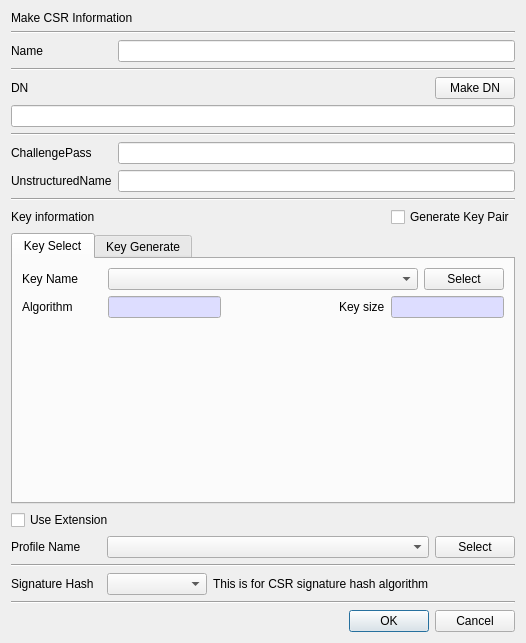
First picture: the form in CertMan/make_req_dlg.ui, repository jykim74/CertMan, before the edit.
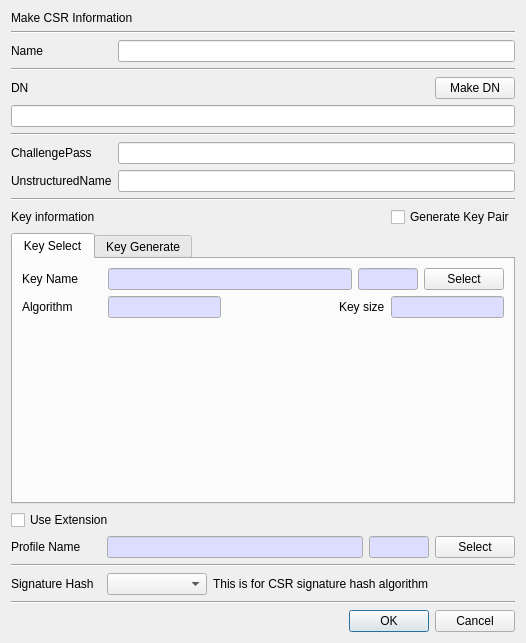
Second picture: the form after the edit.

Commit message: CAMan ProfileMan 지원

Patch:
```diff
--- a/CertMan/make_req_dlg.ui
+++ b/CertMan/make_req_dlg.ui
@@ -178,42 +178,112 @@
        </property>
        <item>
         <layout class="QGridLayout" name="gridLayout_5">
-         <item row="0" column="0">
-          <widget class="QLabel" name="label_3">
-           <property name="minimumSize">
-            <size>
-             <width>80</width>
-             <height>0</height>
-            </size>
-           </property>
-           <property name="maximumSize">
-            <size>
-             <width>80</width>
-             <height>16777215</height>
-            </size>
-           </property>
-           <property name="text">
-            <string>Key Name</string>
-           </property>
-          </widget>
-         </item>
-         <item row="0" column="1">
-          <widget class="QComboBox" name="mKeyNameCombo">
-           <property name="sizePolicy">
-            <sizepolicy hsizetype="Expanding" vsizetype="Fixed">
-             <horstretch>0</horstretch>
-             <verstretch>0</verstretch>
-            </sizepolicy>
-           </property>
-          </widget>
-         </item>
-         <item row="0" column="2">
+         <item row="0" column="3">
           <widget class="QPushButton" name="mSelectKeyPairBtn">
            <property name="text">
             <string>Select</string>
            </property>
           </widget>
          </item>
+         <item row="0" column="0">
+          <widget class="QLabel" name="label_3">
+           <property name="minimumSize">
+            <size>
+             <width>80</width>
+             <height>0</height>
+            </size>
+           </property>
+           <property name="maximumSize">
+            <size>
+             <width>80</width>
+             <height>16777215</height>
+            </size>
+           </property>
+           <property name="text">
+            <string>Key Name</string>
+           </property>
+          </widget>
+         </item>
+         <item row="0" column="1">
+          <widget class="QLineEdit" name="mKeyNameText">
+           <property name="palette">
+            <palette>
+             <active>
+              <colorrole role="Base">
+               <brush brushstyle="SolidPattern">
+                <color alpha="255">
+                 <red>221</red>
+                 <green>221</green>
+                 <blue>255</blue>
+                </color>
+               </brush>
+              </colorrole>
+             </active>
+             <inactive>
+              <colorrole role="Base">
+               <brush brushstyle="SolidPattern">
+                <color alpha="255">
+                 <red>221</red>
+                 <green>221</green>
+                 <blue>255</blue>
+                </color>
+               </brush>
+              </colorrole>
+             </inactive>
+             <disabled/>
+            </palette>
+           </property>
+           <property name="readOnly">
+            <bool>true</bool>
+           </property>
+          </widget>
+         </item>
+         <item row="0" column="2">
+          <widget class="QLineEdit" name="mKeyNumText">
+           <property name="minimumSize">
+            <size>
+             <width>60</width>
+             <height>0</height>
+            </size>
+           </property>
+           <property name="maximumSize">
+            <size>
+             <width>60</width>
+             <height>16777215</height>
+            </size>
+           </property>
+           <property name="palette">
+            <palette>
+             <active>
+              <colorrole role="Base">
+               <brush brushstyle="SolidPattern">
+                <color alpha="255">
+                 <red>221</red>
+                 <green>221</green>
+                 <blue>255</blue>
+                </color>
+               </brush>
+              </colorrole>
+             </active>
+             <inactive>
+              <colorrole role="Base">
+               <brush brushstyle="SolidPattern">
+                <color alpha="255">
+                 <red>221</red>
+                 <green>221</green>
+                 <blue>255</blue>
+                </color>
+               </brush>
+              </colorrole>
+             </inactive>
+             <disabled/>
+            </palette>
+           </property>
+           <property name="readOnly">
+            <bool>true</bool>
+           </property>
+          </widget>
+         </item>
         </layout>
        </item>
        <item>
@@ -586,6 +656,40 @@
      <property name="topMargin">
       <number>0</number>
      </property>
+     <item row="0" column="1">
+      <widget class="QLineEdit" name="mProfileNameText">
+       <property name="palette">
+        <palette>
+         <active>
+          <colorrole role="Base">
+           <brush brushstyle="SolidPattern">
+            <color alpha="255">
+             <red>221</red>
+             <green>221</green>
+             <blue>255</blue>
+            </color>
+           </brush>
+          </colorrole>
+         </active>
+         <inactive>
+          <colorrole role="Base">
+           <brush brushstyle="SolidPattern">
+            <color alpha="255">
+             <red>221</red>
+             <green>221</green>
+             <blue>255</blue>
+            </color>
+           </brush>
+          </colorrole>
+         </inactive>
+         <disabled/>
+        </palette>
+       </property>
+       <property name="readOnly">
+        <bool>true</bool>
+       </property>
+      </widget>
+     </item>
      <item row="0" column="0">
       <widget class="QLabel" name="mProfileNameLabel">
        <property name="minimumSize">
@@ -605,23 +709,59 @@
        </property>
       </widget>
      </item>
-     <item row="0" column="1">
-      <widget class="QComboBox" name="mProfileNameCombo">
-       <property name="sizePolicy">
-        <sizepolicy hsizetype="Expanding" vsizetype="Fixed">
-         <horstretch>0</horstretch>
-         <verstretch>0</verstretch>
-        </sizepolicy>
-       </property>
-      </widget>
-     </item>
-     <item row="0" column="2">
+     <item row="0" column="3">
       <widget class="QPushButton" name="mSelectProfileBtn">
        <property name="text">
         <string>Select</string>
        </property>
       </widget>
      </item>
+     <item row="0" column="2">
+      <widget class="QLineEdit" name="mProfileNumText">
+       <property name="minimumSize">
+        <size>
+         <width>60</width>
+         <height>0</height>
+        </size>
+       </property>
+       <property name="maximumSize">
+        <size>
+         <width>60</width>
+         <height>16777215</height>
+        </size>
+       </property>
+       <property name="palette">
+        <palette>
+         <active>
+          <colorrole role="Base">
+           <brush brushstyle="SolidPattern">
+            <color alpha="255">
+             <red>221</red>
+             <green>221</green>
+             <blue>255</blue>
+            </color>
+           </brush>
+          </colorrole>
+         </active>
+         <inactive>
+          <colorrole role="Base">
+           <brush brushstyle="SolidPattern">
+            <color alpha="255">
+             <red>221</red>
+             <green>221</green>
+             <blue>255</blue>
+            </color>
+           </brush>
+          </colorrole>
+         </inactive>
+         <disabled/>
+        </palette>
+       </property>
+       <property name="readOnly">
+        <bool>true</bool>
+       </property>
+      </widget>
+     </item>
     </layout>
    </item>
    <item>
```
Left out of the diff: 2 changed lines with no effect on the pictures. The commit also changes 12 other files.
